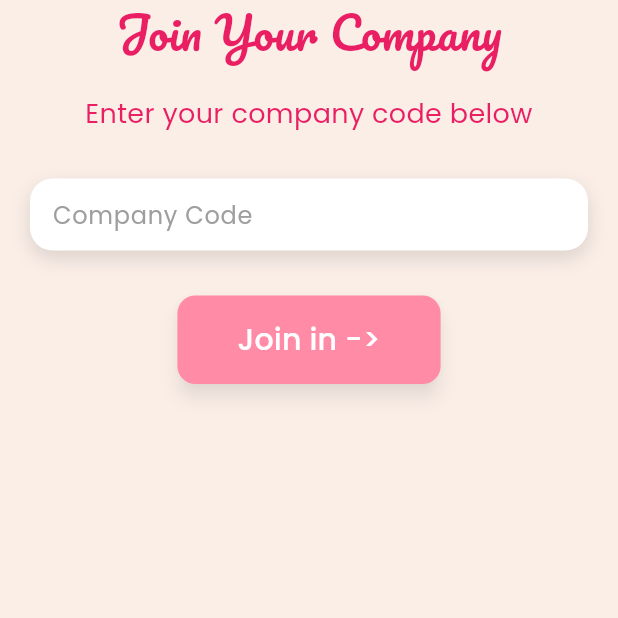
After one commit to 0Armaan025/remote-collab-tool, a Flutter app: the EmployeeCompanyJoinInScreen screen opened directly, on a phone screen of 412 x 824 dp, the top half of it. The commit adds this screen. Run offline on Flutter 3.47's test engine with Material 3 defaults, Android fonts, the phone set to English and light mode, and no system bars; our stand-ins replace another_flutter_splash_screen, file_picker, firebase_core, flutter_animate, flutter_countdown_timer, flutter_onboarding_slider and 4 more; accounts and stored records are empty.

Commit message:
feat: organization view a bit

```diff
--- /dev/null
+++ b/lib/employee/company_join_in/employee_company_join_in_screen.dart
@@ -0,0 +1,113 @@
+import 'package:flutter/material.dart';
+import 'package:google_fonts/google_fonts.dart';
+import 'package:remote_collab_tool/theme/pallete.dart';
+
+class EmployeeCompanyJoinInScreen extends StatefulWidget {
+  const EmployeeCompanyJoinInScreen({super.key});
+
+  @override
+  State<EmployeeCompanyJoinInScreen> createState() =>
+      _EmployeeCompanyJoinInScreenState();
+}
+
+class _EmployeeCompanyJoinInScreenState
+    extends State<EmployeeCompanyJoinInScreen> {
+  final _companyCodeController = TextEditingController();
+
+  @override
+  void dispose() {
+    _companyCodeController.dispose();
+    super.dispose();
+  }
+
+  @override
+  Widget build(BuildContext context) {
+    return Scaffold(
+      backgroundColor: Pallete.bgColor,
+      body: SingleChildScrollView(
+        child: SafeArea(
+          child: Column(
+            children: [
+              Center(
+                child: Padding(
+                  padding: const EdgeInsets.symmetric(horizontal: 20.0),
+                  child: Column(
+                    mainAxisAlignment: MainAxisAlignment.center,
+                    children: [
+                      Text(
+                        "Join Your Company",
+                        style: GoogleFonts.pacifico(
+                          fontSize: 30,
+                          color: Color(0xFFE91E63),
+                        ),
+                      ),
+                      const SizedBox(height: 20),
+                      Text(
+                        "Enter your company code below",
+                        style: GoogleFonts.poppins(
+                          fontSize: 18,
+                          color: Color(0xFFE91E63),
+                        ),
+                        textAlign: TextAlign.center,
+                      ),
+                      const SizedBox(height: 30),
+                      Container(
+                        padding: const EdgeInsets.symmetric(horizontal: 15.0),
+                        decoration: BoxDecoration(
+                          color: Colors.white,
+                          borderRadius: BorderRadius.circular(15.0),
+                          boxShadow: [
+                            BoxShadow(
+                              color: Colors.black12,
+                              blurRadius: 10,
+                              offset: Offset(0, 5),
+                            ),
+                          ],
+                        ),
+                        child: TextField(
+                          controller: _companyCodeController,
+                          decoration: InputDecoration(
+                            border: InputBorder.none,
+                            hintText: 'Company Code',
+                            hintStyle: GoogleFonts.poppins(
+                              color: Colors.grey,
+                              fontSize: 16,
+                            ),
+                          ),
+                        ),
+                      ),
+                      const SizedBox(height: 30),
+                      ElevatedButton(
+                        onPressed: () {
+                          // Handle company code submission
+                        },
+                        style: ElevatedButton.styleFrom(
+                          backgroundColor: Pallete.buttonColor,
+                          shape: RoundedRectangleBorder(
+                            borderRadius: BorderRadius.circular(12),
+                          ),
+                          padding: const EdgeInsets.symmetric(
+                              horizontal: 40.0, vertical: 15.0),
+                          shadowColor: Colors.black38,
+                          elevation: 5,
+                        ),
+                        child: Text(
+                          "Join in ->",
+                          style: GoogleFonts.poppins(
+                            color: Colors.white,
+                            fontSize: 20,
+                          ),
+                        ),
+                      ),
+                      const SizedBox(height: 50),
+                    ],
+                  ),
+                ),
+              ),
+            ],
+          ),
+        ),
+      ),
+    );
+  }
+}
--- /dev/null
+++ b/lib/employee/employee_org_view_screen/employee_organization_view_screen.dart
@@ -0,0 +1,31 @@
+import 'package:flutter/material.dart';
+import 'package:remote_collab_tool/common/appbar/appbar.dart';
+import 'package:remote_collab_tool/common/navbar/navbar.dart';
+import 'package:remote_collab_tool/theme/pallete.dart';
+
+class EmployeeOrganizationViewScreen extends StatefulWidget {
+  const EmployeeOrganizationViewScreen({super.key});
+
+  @override
+  State<EmployeeOrganizationViewScreen> createState() =>
+      _EmployeeOrganizationViewScreenState();
+}
+
+class _EmployeeOrganizationViewScreenState
+    extends State<EmployeeOrganizationViewScreen> {
+  @override
+  Widget build(BuildContext context) {
+    return Scaffold(
+        extendBodyBehindAppBar: true,
+        appBar: createAppBar(),
+        bottomNavigationBar: MyBottomNavigationBar(),
+        backgroundColor: Pallete.bgColor,
+        body: SingleChildScrollView(
+          child: SafeArea(
+            child: Column(
+              children: [],
+            ),
+          ),
+        ));
+  }
+}
--- a/lib/main.dart
+++ b/lib/main.dart
@@ -1,4 +1,6 @@
 import 'package:flutter/material.dart';
+import 'package:remote_collab_tool/employee/company_join_in/employee_company_join_in_screen.dart';
+import 'package:remote_collab_tool/employee/employee_org_view_screen/employee_organization_view_screen.dart';
 import 'package:remote_collab_tool/employee/home_screen/employee_home_screen.dart';
 import 'package:remote_collab_tool/features/auth/screens/sign_in_page.dart';
 import 'package:remote_collab_tool/features/auth/screens/sign_up_page.dart';
@@ -29,7 +31,7 @@ class MyApp extends StatelessWidget {
         colorScheme: ColorScheme.fromSeed(seedColor: Colors.deepPurple),
         useMaterial3: true,
       ),
-      home: EmployeeHomeScreen(),
+      home: EmployeeOrganizationViewScreen(),
     );
   }
 }
```
